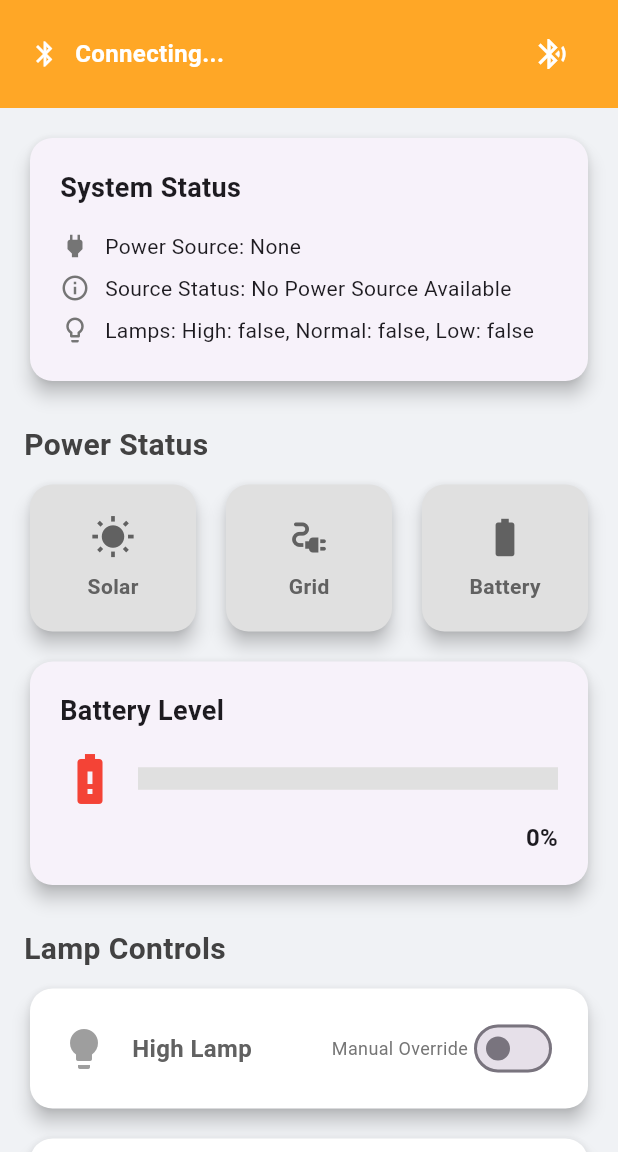
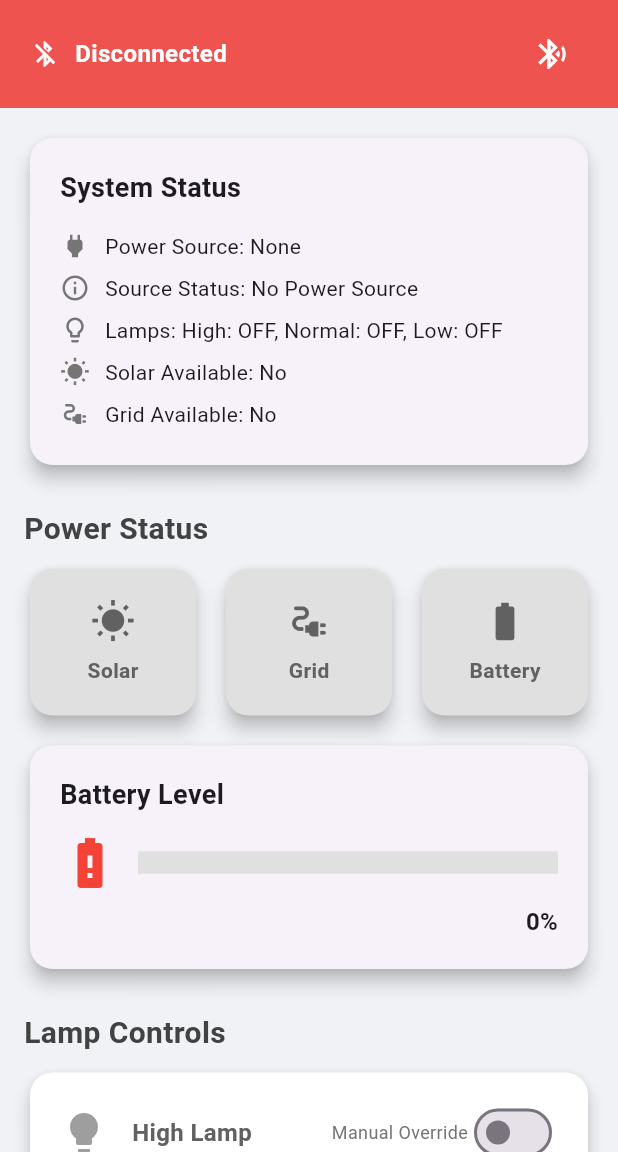
Before and after one commit to wathonekyaw/smart-power-management-system, a Flutter app: the screen it shows after launch, on a phone screen of 412 x 824 dp, the part 84-1236 px from its top. Run offline on Flutter 3.47's test engine with Material 3 defaults, Android fonts, the phone set to English and light mode, and no system bars; missing offline and left inert: flutter_bluetooth_serial_plus.

Commit message:
9-8 2nd versin

```diff
--- a/lib/main.dart
+++ b/lib/main.dart
@@ -6,7 +6,7 @@ import 'package:flutter_bluetooth_serial_plus/flutter_bluetooth_serial_plus.dart
 import 'bluetooth_connection_page.dart';
 
 void main() {
-  runApp(PowerManagementApp());
+  runApp(const PowerManagementApp());
 }
 
 class PowerManagementApp extends StatelessWidget {
@@ -21,7 +21,7 @@ class PowerManagementApp extends StatelessWidget {
         scaffoldBackgroundColor: const Color(0xFFF0F2F5),
         fontFamily: 'Roboto',
       ),
-      home: PowerManagementHomePage(),
+      home: const PowerManagementHomePage(),
       debugShowCheckedModeBanner: false,
     );
   }
@@ -37,15 +37,17 @@ class PowerManagementHomePage extends StatefulWidget {
 class _PowerManagementHomePageState extends State<PowerManagementHomePage> {
   // Bluetooth
   BluetoothConnection? connection;
-  bool isConnecting = true;
+  bool isConnecting = false;
   bool isConnected = false;
   String? connectedAddress;
   Timer? reconnectTimer;
 
   // Power info
   String _currentPowerSource = 'None';
-  String _currentSourceStatus = 'No Power Source Available';
+  String _currentSourceStatus = 'No Power Source';
   double _batteryLevel = 0;
+  bool _solarAvailable = false;
+  bool _gridAvailable = false;
 
   // Lamp states
   bool _lampHighOn = false;
@@ -57,22 +59,28 @@ class _PowerManagementHomePageState extends State<PowerManagementHomePage> {
   bool _manualOverrideNormal = false;
   bool _manualOverrideLow = false;
 
-  // Power sensors
-  bool _solarOn = false;
-  bool _gridOn = false;
-  bool _batteryOn = false;
-
+  // Debug logs
+  List<String> _debugLogs = [];
   Timer? _uiTimer;
 
   @override
   void initState() {
     super.initState();
-    // No initial connection. User must press the button.
     _uiTimer = Timer.periodic(const Duration(seconds: 1), (_) => setState(() {}));
+    _addLog('App initialized');
+  }
+
+  void _addLog(String message) {
+    setState(() {
+      final timestamp = DateTime.now().toIso8601String().substring(11, 19);
+      _debugLogs.add('[$timestamp] $message');
+      if (_debugLogs.length > 100) _debugLogs.removeAt(0); // Limit to 100 logs
+    });
   }
 
   void connectToBluetooth(String address) async {
     try {
+      _addLog('Connecting to $address');
       setState(() => isConnecting = true);
       BluetoothConnection connectionResult = await BluetoothConnection.toAddress(address);
       connection = connectionResult;
@@ -81,18 +89,19 @@ class _PowerManagementHomePageState extends State<PowerManagementHomePage> {
         isConnecting = false;
         isConnected = true;
       });
+      _addLog('Connected to $address');
 
-      connection!.input!
-          .listen((data) {
+      connection!.input!.listen((data) {
         String received = utf8.decode(data).trim();
+        _addLog('Received: $received');
         parseBluetoothData(received);
-          })
-          .onDone(() {
+      }).onDone(() {
+        _addLog('Bluetooth connection closed');
         setState(() => isConnected = false);
         attemptReconnect();
       });
     } catch (e) {
-      print('Cannot connect: $e');
+      _addLog('Cannot connect: $e');
       setState(() {
         isConnecting = false;
         isConnected = false;
@@ -107,6 +116,7 @@ class _PowerManagementHomePageState extends State<PowerManagementHomePage> {
 
     reconnectTimer = Timer.periodic(const Duration(seconds: 5), (timer) {
       if (!isConnected) {
+        _addLog('Attempting to reconnect to $connectedAddress');
         connectToBluetooth(connectedAddress!);
       } else {
         timer.cancel();
@@ -117,7 +127,8 @@ class _PowerManagementHomePageState extends State<PowerManagementHomePage> {
   void parseBluetoothData(String data) {
     try {
       final parts = data.split(',');
-      if (parts.length >= 6) {
+      _addLog('Parsed parts: ${parts.length} parts');
+      if (parts.length >= 8) {
         setState(() {
           _currentPowerSource = parts[0];
           _currentSourceStatus = parts[1];
@@ -125,41 +136,44 @@ class _PowerManagementHomePageState extends State<PowerManagementHomePage> {
           _lampHighOn = parts[3] == '1';
           _lampNormalOn = parts[4] == '1';
           _lampLowOn = parts[5] == '1';
-          _solarOn = _currentPowerSource == 'Solar';
-          _gridOn = _currentPowerSource == 'Grid';
-          _batteryOn = _currentPowerSource == 'Battery';
+          _solarAvailable = parts[6] == '1';
+          _gridAvailable = parts[7] == '1';
         });
+      } else {
+        _addLog('Invalid Bluetooth data: too few parts ($data)');
       }
     } catch (e) {
-      print('Parse error: $e');
+      _addLog('Parse error: $e');
     }
   }
 
   void sendLampCommand(String lamp, bool value) {
     if (connection != null && connection!.isConnected) {
       String commandString = '$lamp:${value ? 1 : 0}\n';
-      print('Sending: $commandString'); // Optional: Add a print statement for debugging
+      _addLog('Sending: $commandString');
       connection!.output.add(utf8.encode(commandString));
+    } else {
+      _addLog('Cannot send command: not connected');
     }
   }
 
-  Widget _buildPowerSourceCard(String label, IconData icon, bool status) {
+  Widget _buildPowerSourceCard(String label, IconData icon, bool isAvailable, bool isActive) {
     return Expanded(
       child: Card(
         shape: RoundedRectangleBorder(borderRadius: BorderRadius.circular(15)),
         elevation: 5,
-        color: status ? const Color(0xFF4CAF50) : const Color(0xFFE0E0E0),
+        color: isActive ? const Color(0xFF2196F3) : (isAvailable ? const Color(0xFF4CAF50) : const Color(0xFFE0E0E0)),
         child: Padding(
           padding: const EdgeInsets.symmetric(vertical: 20),
           child: Column(
             mainAxisAlignment: MainAxisAlignment.center,
             children: [
-              Icon(icon, color: status ? Colors.white : Colors.grey[700], size: 30),
+              Icon(icon, color: isActive || isAvailable ? Colors.white : Colors.grey[700], size: 30),
               const SizedBox(height: 8),
               Text(
                 label,
                 style: TextStyle(
-                  color: status ? Colors.white : Colors.grey[700],
+                  color: isActive || isAvailable ? Colors.white : Colors.grey[700],
                   fontWeight: FontWeight.bold,
                   fontSize: 14,
                 ),
@@ -207,7 +221,7 @@ class _PowerManagementHomePageState extends State<PowerManagementHomePage> {
             Align(
               alignment: Alignment.centerRight,
               child: Text(
-                '${_batteryLevel.toStringAsFixed(0)}%',
+                _currentPowerSource == 'Battery' ? _currentSourceStatus : '${_batteryLevel.toStringAsFixed(0)}%',
                 style: const TextStyle(fontWeight: FontWeight.bold, fontSize: 16),
               ),
             ),
@@ -235,24 +249,19 @@ class _PowerManagementHomePageState extends State<PowerManagementHomePage> {
             _buildStatusRow('Source Status', _currentSourceStatus, Icons.info_outline),
             _buildStatusRow(
               'Lamps',
-              'High: $_lampHighOn, Normal: $_lampNormalOn, Low: $_lampLowOn',
+              'High: ${_lampHighOn ? 'ON' : 'OFF'}, Normal: ${_lampNormalOn ? 'ON' : 'OFF'}, Low: ${_lampLowOn ? 'ON' : 'OFF'}',
               Icons.lightbulb_outline,
             ),
+            _buildStatusRow('Solar Available', _solarAvailable ? 'Yes' : 'No', Icons.wb_sunny),
+            _buildStatusRow('Grid Available', _gridAvailable ? 'Yes' : 'No', Icons.electrical_services),
           ],
         ),
       ),
     );
   }
 
-  Widget _buildLampCard(
-    String label,
-    IconData icon,
-    bool isSystemOn,
-    bool manualOverride,
-    ValueChanged<bool> onChanged,
-      Function(bool) setManualOverride,
-  ) {
-    bool isLampOn = manualOverride || isSystemOn;
+  Widget _buildLampCard(String label, IconData icon, bool isSystemOn, bool manualOverride, Function(bool) setManualOverride) {
+    bool isLampOn = manualOverride && isSystemOn;
     return Card(
       shape: RoundedRectangleBorder(borderRadius: BorderRadius.circular(15)),
       elevation: isLampOn ? 8 : 5,
@@ -289,9 +298,6 @@ class _PowerManagementHomePageState extends State<PowerManagementHomePage> {
                   value: manualOverride,
                   onChanged: (value) {
                     setState(() {
-                      // onChanged(value);
-                      // sendLampCommand(label.toUpperCase(), value);
-
                       setManualOverride(value);
                     });
                     sendLampCommand(label.toLowerCase(), value);
@@ -302,6 +308,35 @@ class _PowerManagementHomePageState extends State<PowerManagementHomePage> {
             ),
           ],
         ),
+      ),
+    );
+  }
+
+  Widget _buildDebugLogCard() {
+    return Card(
+      shape: RoundedRectangleBorder(borderRadius: BorderRadius.circular(15)),
+      elevation: 5,
+      child: ExpansionTile(
+        title: const Text(
+          'Debug Logs',
+          style: TextStyle(fontSize: 18, fontWeight: FontWeight.bold),
+        ),
+        children: [
+          Container(
+            height: 200,
+            padding: const EdgeInsets.all(10),
+            child: ListView.builder(
+              reverse: true, // Show newest logs at the top
+              itemCount: _debugLogs.length,
+              itemBuilder: (context, index) {
+                return Text(
+                  _debugLogs[_debugLogs.length - 1 - index], // Reverse order
+                  style: const TextStyle(fontSize: 12, fontFamily: 'Courier'),
+                );
+              },
+            ),
+          ),
+        ],
       ),
     );
   }
@@ -330,14 +365,9 @@ class _PowerManagementHomePageState extends State<PowerManagementHomePage> {
   }
 
   Widget _buildConnectionBar() {
-    Color color =
-        isConnected ? Colors.green[400]! : (isConnecting ? Colors.orange[400]! : Colors.red[400]!);
-    String statusText =
-        isConnected ? 'Connected' : (isConnecting ? 'Connecting...' : 'Disconnected');
-    IconData icon =
-        isConnected
-            ? Icons.bluetooth_connected
-            : (isConnecting ? Icons.bluetooth : Icons.bluetooth_disabled);
+    Color color = isConnected ? Colors.green[400]! : (isConnecting ? Colors.orange[400]! : Colors.red[400]!);
+    String statusText = isConnected ? 'Connected' : (isConnecting ? 'Connecting...' : 'Disconnected');
+    IconData icon = isConnected ? Icons.bluetooth_connected : (isConnecting ? Icons.bluetooth : Icons.bluetooth_disabled);
 
     return Container(
       width: double.infinity,
@@ -361,7 +391,7 @@ class _PowerManagementHomePageState extends State<PowerManagementHomePage> {
             ],
           ),
           IconButton(
-            icon: Icon(Icons.bluetooth_searching, color: Colors.white),
+            icon: const Icon(Icons.bluetooth_searching, color: Colors.white),
             onPressed: () async {
               final address = await Navigator.of(context).push(
                 MaterialPageRoute(
@@ -390,8 +420,8 @@ class _PowerManagementHomePageState extends State<PowerManagementHomePage> {
   Widget build(BuildContext context) {
     return Scaffold(
       appBar: AppBar(
-        title: Center(
-          child: const Text(
+        title: const Center(
+          child: Text(
             'Smart Power Management',
             style: TextStyle(fontWeight: FontWeight.bold),
           ),
@@ -412,11 +442,11 @@ class _PowerManagementHomePageState extends State<PowerManagementHomePage> {
                   _buildSectionHeader('Power Status'),
                   Row(
                     children: [
-                      _buildPowerSourceCard('Solar', Icons.wb_sunny, _solarOn),
+                      _buildPowerSourceCard('Solar', Icons.wb_sunny, _solarAvailable, _currentPowerSource == 'Solar'),
                       const SizedBox(width: 12),
-                      _buildPowerSourceCard('Grid', Icons.electrical_services, _gridOn),
+                      _buildPowerSourceCard('Grid', Icons.electrical_services, _gridAvailable, _currentPowerSource == 'Grid'),
                       const SizedBox(width: 12),
-                      _buildPowerSourceCard('Battery', Icons.battery_full, _batteryOn),
+                      _buildPowerSourceCard('Battery', Icons.battery_full, _currentPowerSource == 'Battery', _currentPowerSource == 'Battery'),
                     ],
                   ),
                   const SizedBox(height: 12),
@@ -427,8 +457,6 @@ class _PowerManagementHomePageState extends State<PowerManagementHomePage> {
                     Icons.lightbulb,
                     _lampHighOn,
                     _manualOverrideHigh,
-                    (v) {} ,
-
                         (v) => _manualOverrideHigh = v,
                   ),
                   const SizedBox(height: 12),
@@ -437,7 +465,6 @@ class _PowerManagementHomePageState extends State<PowerManagementHomePage> {
                     Icons.lightbulb,
                     _lampNormalOn,
                     _manualOverrideNormal,
-                    (v) {},
                         (v) => _manualOverrideNormal = v,
                   ),
                   const SizedBox(height: 12),
@@ -446,9 +473,11 @@ class _PowerManagementHomePageState extends State<PowerManagementHomePage> {
                     Icons.lightbulb,
                     _lampLowOn,
                     _manualOverrideLow,
-                    (v){},
                         (v) => _manualOverrideLow = v,
                   ),
+                  const SizedBox(height: 20),
+                  _buildSectionHeader('Debug Logs'),
+                  _buildDebugLogCard(),
                   const SizedBox(height: 20),
                 ],
               ),
```
Lines whose indentation alone changed are shown as unchanged.
